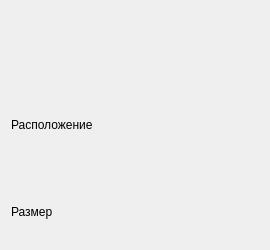
Old version of the form properties.ui in the repository eugeen3/FileManager.
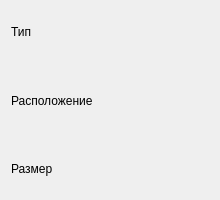
New version of the form.

The edit to the form file:
```diff
--- a/properties.ui
+++ b/properties.ui
@@ -6,8 +6,8 @@
    <rect>
     <x>0</x>
     <y>0</y>
-    <width>270</width>
-    <height>250</height>
+    <width>220</width>
+    <height>200</height>
    </rect>
   </property>
   <property name="sizePolicy">
@@ -18,14 +18,14 @@
   </property>
   <property name="minimumSize">
    <size>
-    <width>270</width>
-    <height>250</height>
+    <width>220</width>
+    <height>200</height>
    </size>
   </property>
   <property name="maximumSize">
    <size>
     <width>270</width>
-    <height>250</height>
+    <height>200</height>
    </size>
   </property>
   <property name="windowTitle">
@@ -56,7 +56,7 @@
    <item row="0" column="0">
     <widget class="QLabel" name="typeLabel">
      <property name="text">
-      <string/>
+      <string>Тип</string>
      </property>
     </widget>
    </item>
```
